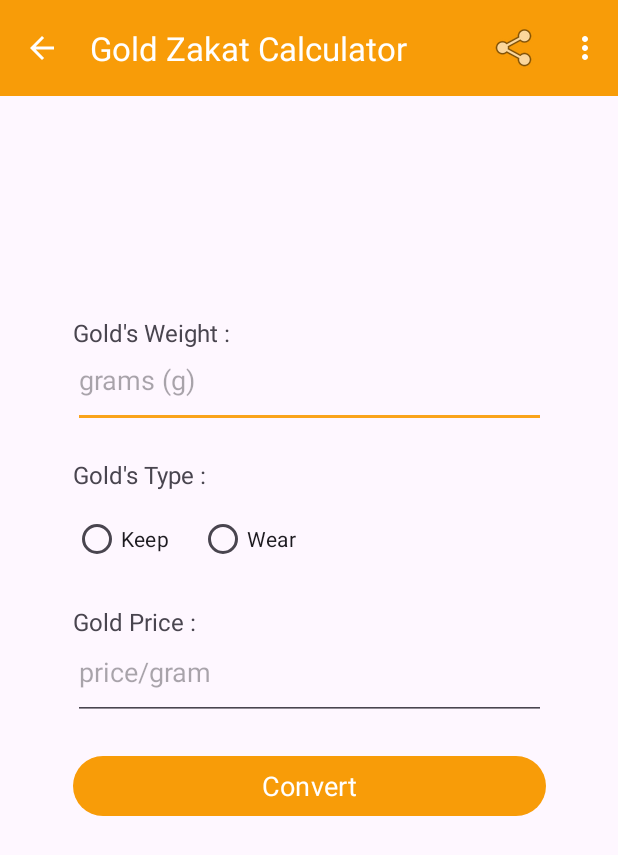
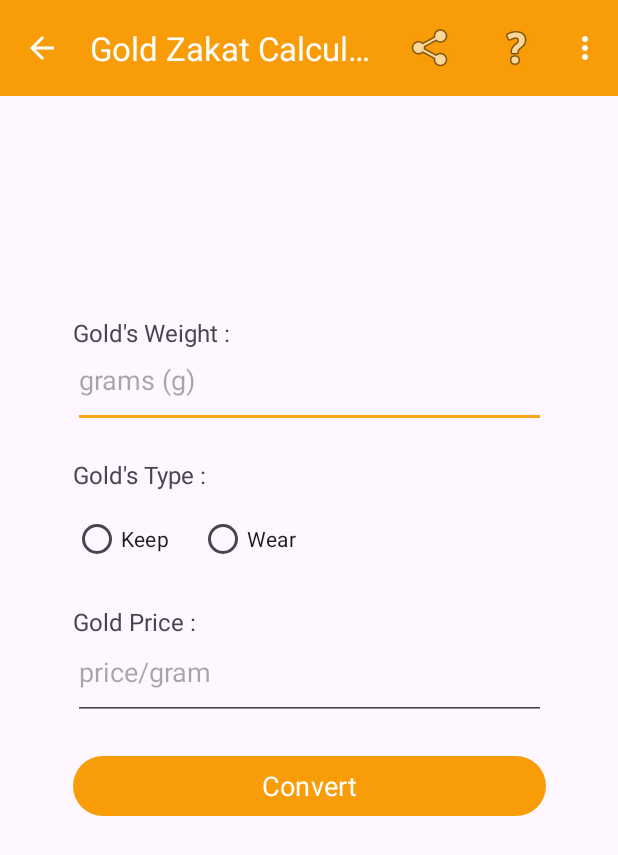
Before and after one commit to profnina/GoldZakatCalculator, an Android app: the ConverterActivity screen opened directly, with no data from a screen before it, on a phone screen of 412 x 824 dp. Shown: the top 855 px of the screen. Run offline under Robolectric (Android 15) with nearby library versions, the phone set to English and light mode, and no system bars; Roboto replaces fonts that are not available here.

Commit message:
Updated last

```diff
--- a/app/src/main/java/com/example/zakatgoldcalculator/ConverterActivity.java
+++ b/app/src/main/java/com/example/zakatgoldcalculator/ConverterActivity.java
@@ -9,6 +9,7 @@ import android.content.DialogInterface;
 import android.content.Intent;
 import android.os.Bundle;
 import android.util.Log;
+import android.view.LayoutInflater;
 import android.view.Menu;
 import android.view.MenuInflater;
 import android.view.MenuItem;
@@ -41,6 +42,8 @@ public class ConverterActivity extends AppCompatActivity implements View.OnClick
         //for back button
         getSupportActionBar().setDisplayHomeAsUpEnabled(true);
         getSupportActionBar().setDisplayShowHomeEnabled(true);
+        showInstructionactivity_manual();
+
 
         //convert unit part
         text_inputWeight = (EditText) findViewById(R.id.text_inputWeight);
@@ -56,6 +59,7 @@ public class ConverterActivity extends AppCompatActivity implements View.OnClick
         text_OutputTotalZakat = (TextView) findViewById(R.id.text_OutputTotalZakat);
         text_OutputGoldValueForZakat = (TextView) findViewById(R.id.text_OutputGoldValueForZakat);
 
+
         btn_Convert.setOnClickListener(this);
 
     }
@@ -67,6 +71,38 @@ public class ConverterActivity extends AppCompatActivity implements View.OnClick
         Button button = (Button) click;
         button.setText("Disabled");
 
+    }
+
+    private AlertDialog showInstructionactivity_manual() {
+        AlertDialog.Builder builder = new AlertDialog.Builder(this, R.style.manual_style);
+
+        builder.setTitle("Instructions to use Zakat Calculator");
+        View view = LayoutInflater.from(this).inflate(R.layout.activity_manual, null);
+        builder.setView(view);
+
+        builder.setPositiveButton("Okay", new DialogInterface.OnClickListener() {
+            @Override
+            public void onClick(DialogInterface dialog, int which) {
+                // Dismiss the dialog
+                dialog.dismiss();
+            }
+        });
+
+        // Create and show the dialog
+        AlertDialog dialog = builder.create();
+        dialog.setOnShowListener(new DialogInterface.OnShowListener() {
+            @Override
+            public void onShow(DialogInterface dialogInterface) {
+                // Get the AlertDialog from dialogInterface and set the button text color
+                AlertDialog alertDialog = (AlertDialog) dialogInterface;
+                if (alertDialog != null) {
+                    alertDialog.getButton(AlertDialog.BUTTON_POSITIVE).setTextColor(getResources().getColor(android.R.color.holo_orange_dark));
+                }
+            }
+        });
+        dialog.show();
+
+        return dialog; // Return the created AlertDialog
     }
 
     @Override
@@ -128,6 +164,7 @@ public class ConverterActivity extends AppCompatActivity implements View.OnClick
             super.onBackPressed();
         }
 
+
         if (item.getItemId() == R.id.item_share) {
             Intent shareIntent = new Intent(Intent.ACTION_SEND);
             shareIntent.setType("text/plain");
@@ -138,6 +175,9 @@ public class ConverterActivity extends AppCompatActivity implements View.OnClick
         } else if (item.getItemId() == R.id.item_about) {
             Intent aboutIntent = new Intent(this, AboutActivity.class);
             startActivity(aboutIntent);
+        }
+        else if (item.getItemId() == R.id.btnHelp) {
+            showInstructionactivity_manual(); // Call the method to show the instruction dialog
         }
         return false;
     }
--- a/app/src/main/res/menu/menu.xml
+++ b/app/src/main/res/menu/menu.xml
@@ -12,6 +12,12 @@
         app:showAsAction="ifRoom" />
 
     <item
+        android:id="@+id/btnHelp"
+        android:icon="@android:drawable/ic_menu_help"
+        android:title="help"
+        app:showAsAction="ifRoom" />
+
+    <item
         android:id="@+id/item_about"
         android:layout_width="wrap_content"
         android:layout_height="wrap_content"
--- a/app/src/main/res/values/themes.xml
+++ b/app/src/main/res/values/themes.xml
@@ -23,6 +23,12 @@
         <item name="android:textColor">@android:color/black</item>
     </style>
 
+    <!-- Define a style for the AlertDialog with black text -->
+    <style name="manual_style" parent="Theme.AppCompat.Light.Dialog.Alert">
+        <item name="android:textColor">@android:color/holo_orange_dark</item>
+    </style>
+
+
     <!-- Define a style for the "OK" button in the AlertDialog with an orange text color -->
     <style name="AlertDialogButtonStyle" parent="Widget.AppCompat.Button.ButtonBar.AlertDialog">
         <item name="android:textColor">@android:color/holo_orange_light</item>
```
Also changed, not shown: app/src/main/res/layout/activity_manual.xml (added, +35 -0 lines).
